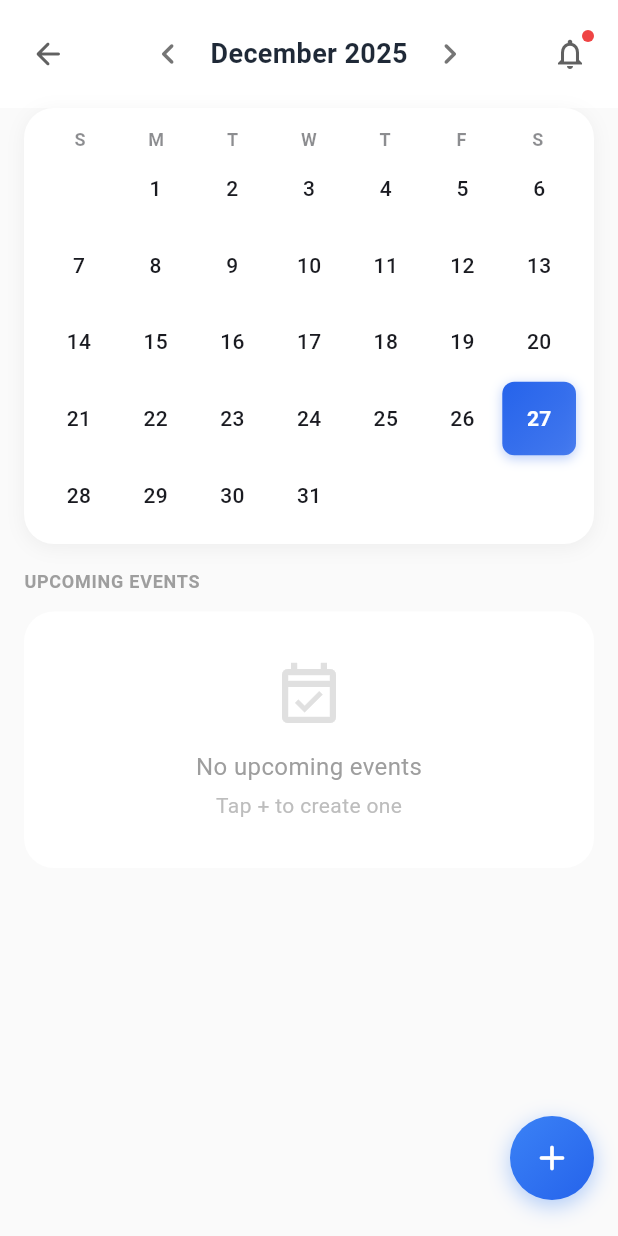
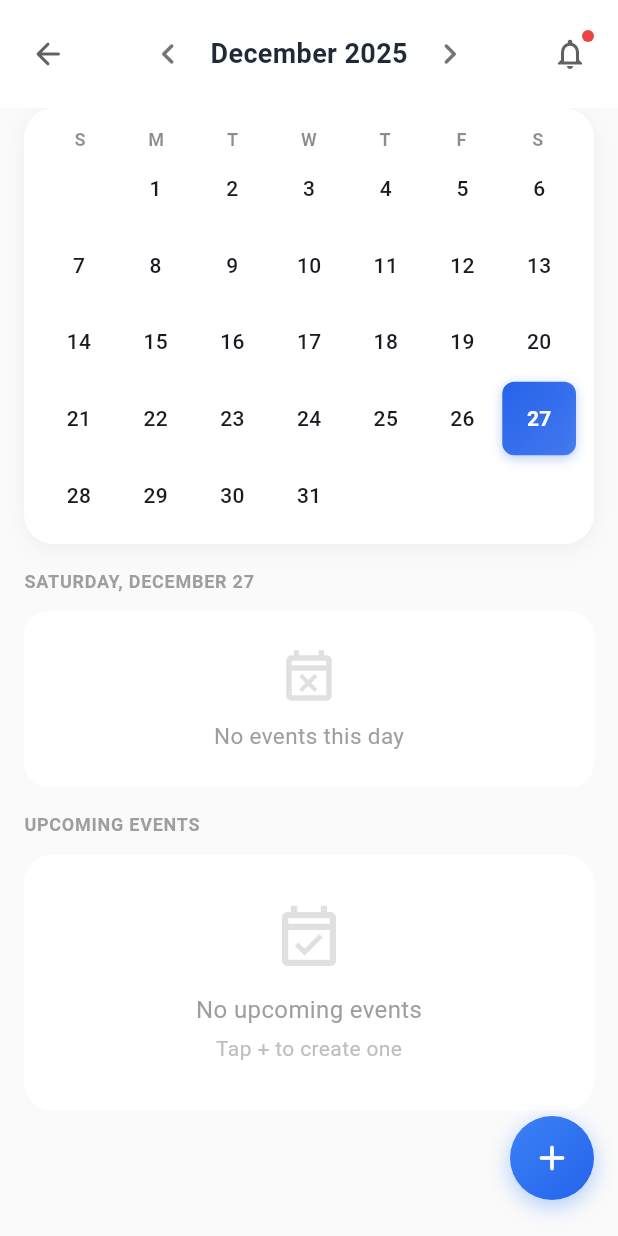
Before and after one commit to CalebTB/LockItIn, a Flutter app: the CardCalendarScreen screen opened directly, on a phone screen of 412 x 824 dp. Run offline on Flutter 3.47's test engine with Material 3 defaults, Android fonts, the phone set to English and light mode, and no system bars; our stand-ins replace equatable, flutter_secure_storage, shared_preferences, supabase_flutter; accounts and stored records are empty; Roboto replaces fonts that are missing (SF Pro).

Commit message:
feat: Add selected day events section
Shows events for the currently selected date in the calendar.
- Displays formatted date header (e.g., "FRIDAY, DECEMBER 27")
- Shows event cards for that day using UpcomingEventCard
- Updates dynamically when user taps a different date
- Shows empty state when no events for selected day

🤖 Generated with [Claude Code](https://claude.com/claude-code)

Co-Authored-By: Claude Opus 4.5 <noreply@anthropic.com>

```diff
--- a/application/lockitin_app/lib/presentation/screens/card_calendar_screen.dart
+++ b/application/lockitin_app/lib/presentation/screens/card_calendar_screen.dart
@@ -156,6 +156,9 @@ class _CardCalendarScreenState extends State<CardCalendarScreen> {
                         ),
                       ),
 
+                      // Selected Day Events Section
+                      _buildSelectedDayEventsSection(context, provider),
+
                       // Upcoming Events Section
                       _buildUpcomingEventsSection(context, provider),
 
@@ -298,6 +301,72 @@ class _CardCalendarScreenState extends State<CardCalendarScreen> {
     );
   }
 
+  Widget _buildSelectedDayEventsSection(BuildContext context, CalendarProvider provider) {
+    final selectedDayEvents = provider.getEventsForDay(_selectedDate);
+    final dateFormat = DateFormat('EEEE, MMMM d');
+
+    return Padding(
+      padding: const EdgeInsets.symmetric(horizontal: 16, vertical: 8),
+      child: Column(
+        crossAxisAlignment: CrossAxisAlignment.start,
+        children: [
+          Text(
+            dateFormat.format(_selectedDate).toUpperCase(),
+            style: TextStyle(
+              fontSize: 12,
+              fontWeight: FontWeight.w600,
+              letterSpacing: 0.5,
+              color: Colors.grey[500],
+            ),
+          ),
+          const SizedBox(height: 12),
+
+          if (selectedDayEvents.isEmpty)
+            Container(
+              padding: const EdgeInsets.all(24),
+              decoration: BoxDecoration(
+                color: Colors.white,
+                borderRadius: BorderRadius.circular(16),
+              ),
+              child: Center(
+                child: Column(
+                  children: [
+                    Icon(
+                      Icons.event_busy_outlined,
+                      size: 40,
+                      color: Colors.grey[300],
+                    ),
+                    const SizedBox(height: 8),
+                    Text(
+                      'No events this day',
+                      style: TextStyle(
+                        fontSize: 15,
+                        color: Colors.grey[500],
+                      ),
+                    ),
+                  ],
+                ),
+              ),
+            )
+          else
+            ...selectedDayEvents.map((event) => Padding(
+                  padding: const EdgeInsets.only(bottom: 10),
+                  child: UpcomingEventCard(
+                    event: event,
+                    onTap: () {
+                      Navigator.of(context).push(
+                        MaterialPageRoute(
+                          builder: (context) => EventDetailScreen(event: event),
+                        ),
+                      );
+                    },
+                  ),
+                )),
+        ],
+      ),
+    );
+  }
+
   Widget _buildUpcomingEventsSection(BuildContext context, CalendarProvider provider) {
     final upcomingEvents = _getUpcomingEvents(provider);
 
```
